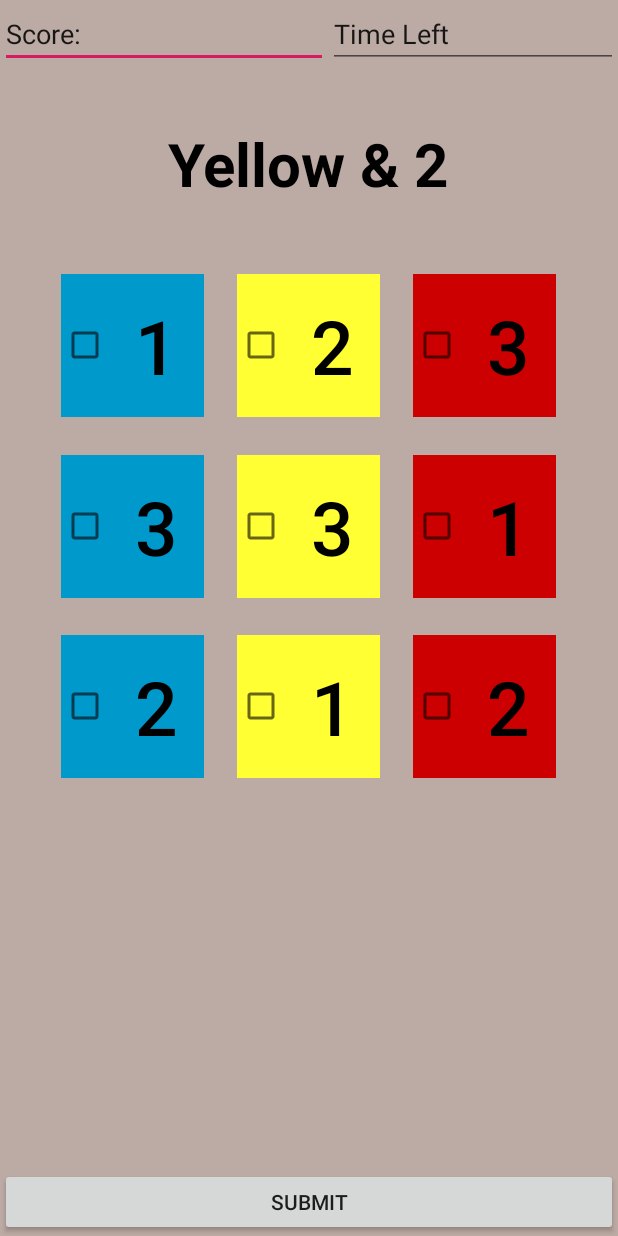
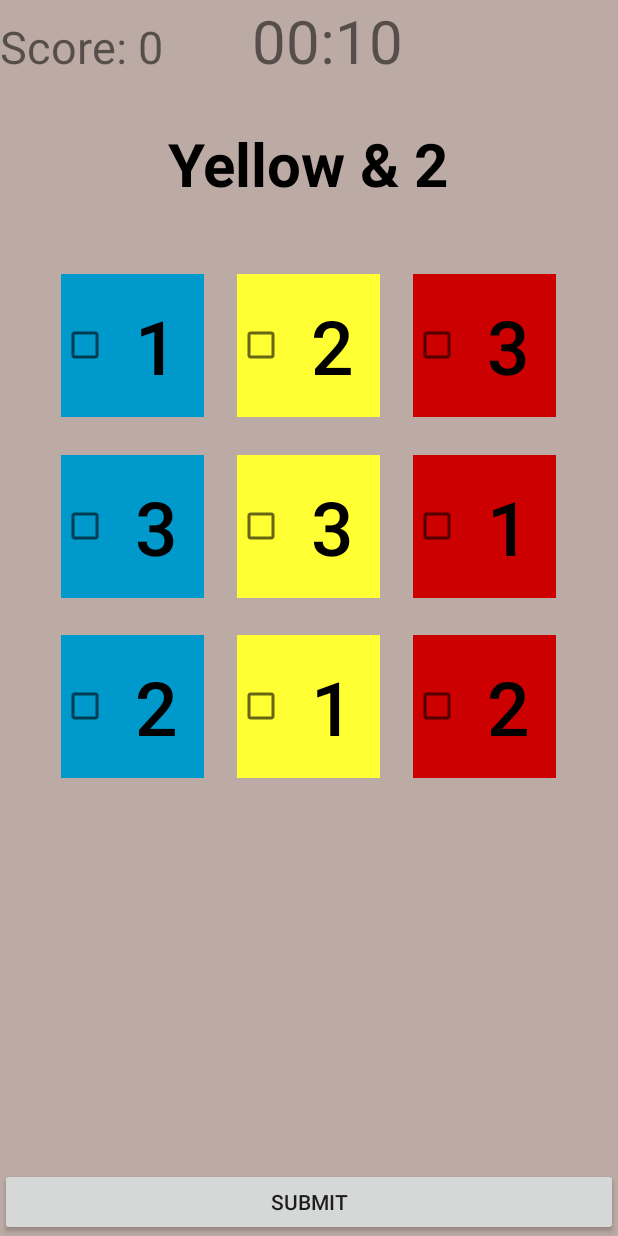
Before and after one commit to ayu5/BooleanLogiGame, an Android app: the screen it shows after launch (PtestActivity), after a tap on "PLAY", on a phone screen of 412 x 824 dp. Run offline under Robolectric (Android 15) with nearby library versions, the phone set to English and light mode, and no system bars.

Commit message:
attempt to make score count and back button

```diff
--- a/app/src/main/java/com/example/bob60/booleanlogicgame/MainActivity.java
+++ b/app/src/main/java/com/example/bob60/booleanlogicgame/MainActivity.java
@@ -1,17 +1,31 @@
 package com.example.bob60.booleanlogicgame;
 
 import android.content.Intent;
+import android.content.SharedPreferences;
+import android.support.annotation.Nullable;
 import android.support.v7.app.AppCompatActivity;
 import android.os.Bundle;
 import android.view.View;
 import android.widget.Button;
+import android.widget.TextView;
 
 public class MainActivity extends AppCompatActivity {
+    private static final int REQUEST_CODE_QUIZ = 1;
+
+    public static final String SHARED_PREFS = "sharedPrefs";
+    public static final String KEY_HIGHSCORE = "keyHighScore";
+
+    private TextView textViewHighScore;
+
+    private int highscore;
 
     @Override
     protected void onCreate(Bundle savedInstanceState) {
         super.onCreate(savedInstanceState);
         setContentView(R.layout.activity_main);
+
+        textViewHighScore = findViewById(R.id.text_view_highscore);
+        loadHighScore();
 
         Button buttonPressPlay = findViewById(R.id.button_play);
         buttonPressPlay.setOnClickListener(new View.OnClickListener() {
@@ -41,11 +55,40 @@ public class MainActivity extends AppCompatActivity {
 
     private void startGame() {
         Intent intent = new Intent(MainActivity.this, PtestActivity.class);
-        startActivity(intent);
+        startActivityForResult(intent, REQUEST_CODE_QUIZ);
     }
 
     private void startPractice() {
         Intent intent = new Intent(MainActivity.this, PtestActivity.class);
         startActivity(intent);
     }
+
+    @Override
+    protected void onActivityResult(int requestCode, int resultCode, @Nullable Intent data) {
+        super.onActivityResult(requestCode, resultCode, data);
+
+        if (requestCode == REQUEST_CODE_QUIZ) {
+            if (resultCode == RESULT_OK) {
+                int score = data.getIntExtra(PtestActivity.MY_SCORE, 0);
+                if (score > highscore) {
+                    updateHighScore(score);
+                }
+            }
+        }
+    }
+
+    private void loadHighScore() {
+        SharedPreferences prefs = getSharedPreferences(SHARED_PREFS, MODE_PRIVATE);
+        highscore = prefs.getInt(KEY_HIGHSCORE, 0);
+        textViewHighScore.setText("Highscore: " + highscore);
+    }
+    private void updateHighScore(int highscoreNew) {
+        highscore = highscoreNew;
+        textViewHighScore.setText("Highscore: " + highscore);
+
+        SharedPreferences prefs = getSharedPreferences(SHARED_PREFS, MODE_PRIVATE);
+        SharedPreferences.Editor editor = prefs.edit();
+        editor.putInt(KEY_HIGHSCORE, highscore);
+        editor.apply();
+    }
 }
--- a/app/src/main/java/com/example/bob60/booleanlogicgame/PtestActivity.java
+++ b/app/src/main/java/com/example/bob60/booleanlogicgame/PtestActivity.java
@@ -1,6 +1,8 @@
 package com.example.bob60.booleanlogicgame;
 
 import android.content.Intent;
+import android.content.res.ColorStateList;
+import android.os.CountDownTimer;
 import android.support.v4.view.GestureDetectorCompat;
 import android.support.v7.app.AppCompatActivity;
 import android.os.Bundle;
@@ -19,6 +21,20 @@ import java.util.Random;
 import java.util.Arrays;
 
 public class PtestActivity extends AppCompatActivity implements GestureDetector.OnGestureListener, GestureDetector.OnDoubleTapListener {
+
+    public static final String MY_SCORE = "myScore";
+    private static final long COUNTDOWN_IN_MILLIS = 10000;
+
+    private TextView textViewScore;
+    private TextView textViewCountDown;
+    private int score;
+    private long backPressedTime;
+
+    private ColorStateList textColorDefaultCd;
+
+    private CountDownTimer countDownTimer;
+    private long timeLeftInMillis;
+
     protected String[][] boardStrings = new String[][] {
             {"blue1", "yellow2", "red3"},
             {"blue3", "yellow3", "red1"},
@@ -87,6 +103,13 @@ public class PtestActivity extends AppCompatActivity implements GestureDetector.
     protected void onCreate(Bundle savedInstanceState) {
         super.onCreate(savedInstanceState);
         setContentView(R.layout.activity_ptest);
+
+        textViewScore = findViewById(R.id.text_view_score);
+        textViewCountDown = findViewById(R.id.text_view_countdown);
+
+        textColorDefaultCd = textViewCountDown.getTextColors();
+
+
         GestureDetect = new GestureDetectorCompat(this,this);
         GestureDetect.setOnDoubleTapListener(this);
 
@@ -135,6 +158,8 @@ public class PtestActivity extends AppCompatActivity implements GestureDetector.
                         {ans7.isChecked(), ans8.isChecked(), ans9.isChecked()}};
 
                 if (Arrays.deepEquals(playerAnswers, boolAnswers)) {
+                    score++;
+                    textViewScore.setText("Score: " + score);
                     advance();
                 } else {
                     gameOver();
@@ -149,8 +174,18 @@ public class PtestActivity extends AppCompatActivity implements GestureDetector.
         startActivity(intent);
     }
     private void gameOver() {
-        Intent intent = new Intent(PtestActivity.this, MainActivity.class);
-        startActivity(intent);
+        Intent resultIntent = new Intent();
+        resultIntent.putExtra(MY_SCORE, score);
+        setResult(RESULT_OK, resultIntent);
+        finish();
+    }
+
+    @Override
+    public void onBackPressed() {
+        if (backPressedTime + 2000 > System.currentTimeMillis()) {
+            gameOver();
+        }
+        backPressedTime = System.currentTimeMillis();
     }
 
 }
--- a/app/src/main/res/layout/activity_ptest.xml
+++ b/app/src/main/res/layout/activity_ptest.xml
@@ -36,27 +36,21 @@
         android:orientation="horizontal"
         app:layout_constraintTop_toTopOf="parent">
 
-        <EditText
-            android:id="@+id/editText2"
-            style="@style/Widget.AppCompat.EditText"
+        <TextView
+            android:id="@+id/text_view_score"
             android:layout_width="25dp"
             android:layout_height="wrap_content"
             android:layout_weight="1"
-            android:autofillHints=""
-            android:ems="10"
-            android:inputType="text|number"
-            android:text="@string/Score"
-            tools:targetApi="o" />
+            android:textSize="30dp"
+            android:text="Score: 0"/>
 
-        <EditText
-            android:id="@+id/editText"
-            android:layout_width="0dp"
+        <TextView
+            android:id="@+id/text_view_countdown"
+            android:layout_width="wrap_content"
             android:layout_height="wrap_content"
             android:layout_weight="1"
-            android:autofillHints=""
-            android:ems="10"
-            android:inputType="text|number"
-            android:text="@string/Timer"
+            android:text="00:10"
+            android:textSize="40sp"
             tools:targetApi="o" />
     </LinearLayout>
 
--- a/app/src/main/res/values/colors.xml
+++ b/app/src/main/res/values/colors.xml
@@ -1,7 +1,7 @@
 <?xml version="1.0" encoding="utf-8"?>
 <resources>
     <color name="colorPrimary">#008577</color>
-    <color name="colorPrimaryDark">#00574B</color>
+    <color name="colorPrimaryDark">#000000</color>
     <color name="colorAccent">#D81B60</color>
     <color name="ourYellowTile">#FFFF33</color>
     <color name="ourBlueTile">@android:color/holo_blue_dark</color>
```
